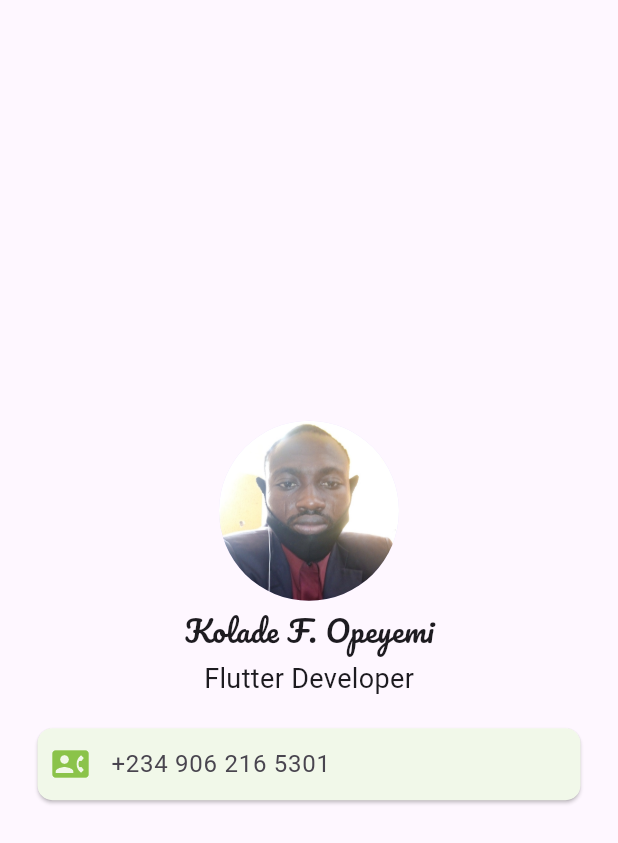
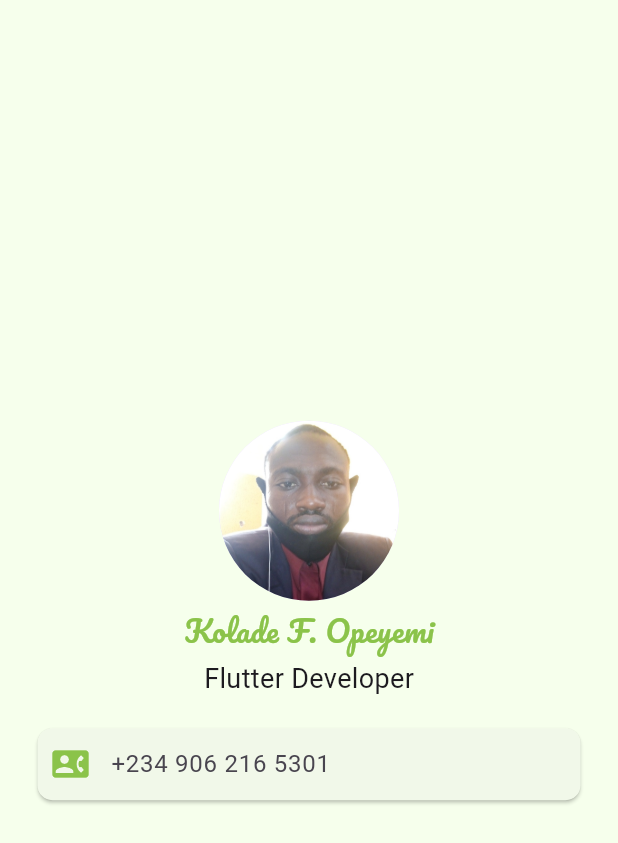
Before and after one commit to adedayo924/Flutter-App-Development-Training, a Flutter app: the screen it shows after launch, on a phone screen of 412 x 824 dp. Shown: the top 843 px of the screen. Run offline on Flutter 3.47's test engine with Material 3 defaults, Android fonts, the light colour scheme and no system bars; Roboto replaces fonts that are missing (Times New Roman).

Commit message:
added background color to the scaffold

```diff
--- a/Beginner_Projects/mi_card/lib/main.dart
+++ b/Beginner_Projects/mi_card/lib/main.dart
@@ -13,6 +13,7 @@ class MainApp extends StatelessWidget {
     return const MaterialApp(
       debugShowCheckedModeBanner: false,
       home: Scaffold(
+        backgroundColor: Color.fromARGB(255, 246, 255, 236),
         body: Center(
           child: Column(
             mainAxisAlignment: MainAxisAlignment.center,
@@ -27,6 +28,7 @@ class MainApp extends StatelessWidget {
               Text(
                 'Kolade F. Opeyemi',
                 style: TextStyle(
+                  color: Colors.lightGreen,
                   fontFamily: 'Pacifico',
                   fontSize: 20.0,
                 ),
```
